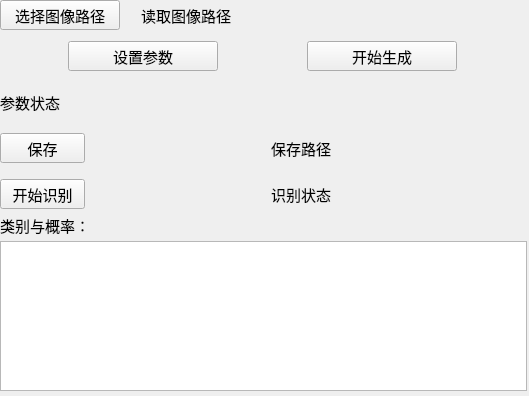
Qt form ui/IR_releated_layout_widget.ui (JasonAllen621/recog-GUI) before a commit.
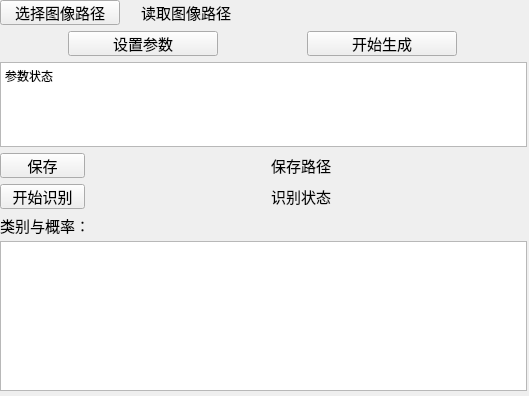
The same form after that commit.

```diff
--- a/ui/IR_releated_layout_widget.ui
+++ b/ui/IR_releated_layout_widget.ui
@@ -230,11 +230,11 @@
      </layout>
     </item>
     <item>
-     <widget class="QLabel" name="label_show_IR_state">
+     <widget class="QTextBrowser" name="textBrowser_show_param">
       <property name="sizePolicy">
        <sizepolicy hsizetype="Preferred" vsizetype="Preferred">
-        <horstretch>5</horstretch>
-        <verstretch>1</verstretch>
+        <horstretch>0</horstretch>
+        <verstretch>0</verstretch>
        </sizepolicy>
       </property>
       <property name="minimumSize">
@@ -255,8 +255,12 @@
         <pointsize>11</pointsize>
        </font>
       </property>
-      <property name="text">
-       <string>参数状态</string>
+      <property name="html">
+       <string>&lt;!DOCTYPE HTML PUBLIC &quot;-//W3C//DTD HTML 4.0//EN&quot; &quot;http://www.w3.org/TR/REC-html40/strict.dtd&quot;&gt;
+&lt;html&gt;&lt;head&gt;&lt;meta name=&quot;qrichtext&quot; content=&quot;1&quot; /&gt;&lt;style type=&quot;text/css&quot;&gt;
+p, li { white-space: pre-wrap; }
+&lt;/style&gt;&lt;/head&gt;&lt;body style=&quot; font-family:'宋体'; font-size:11pt; font-weight:400; font-style:normal;&quot;&gt;
+&lt;p style=&quot; margin-top:0px; margin-bottom:0px; margin-left:0px; margin-right:0px; -qt-block-indent:0; text-indent:0px;&quot;&gt;&lt;span style=&quot; font-family:'SimSun'; font-size:9pt;&quot;&gt;参数状态&lt;/span&gt;&lt;/p&gt;&lt;/body&gt;&lt;/html&gt;</string>
       </property>
      </widget>
     </item>
```
